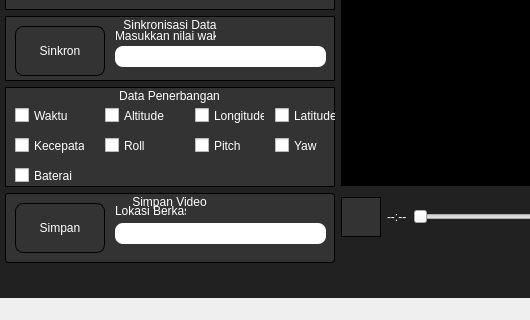
Qt form playwithlabel/mainwindow.ui (kodeepic/Belajar_Git) before a commit; both pictures show x 0 to 530 and y 258 to 578 of the 900 by 578 pixel window.
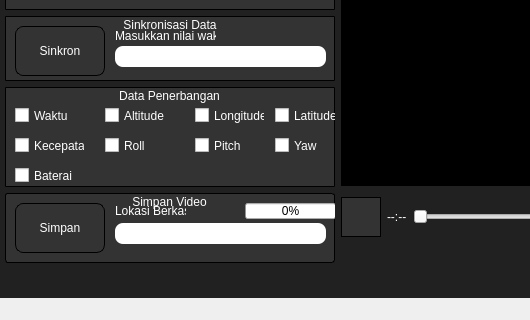
The same form after that commit. Icons and pictures are not drawn.

Patch:
```diff
--- a/playwithlabel/mainwindow.ui
+++ b/playwithlabel/mainwindow.ui
@@ -854,6 +854,19 @@
                <string>Lokasi Berkas</string>
               </property>
              </widget>
+             <widget class="QProgressBar" name="progressBar">
+              <property name="geometry">
+               <rect>
+                <x>240</x>
+                <y>10</y>
+                <width>91</width>
+                <height>16</height>
+               </rect>
+              </property>
+              <property name="value">
+               <number>0</number>
+              </property>
+             </widget>
             </widget>
            </item>
           </layout>
```
Left out of the diff: 2 changed lines with no effect on the pictures.
